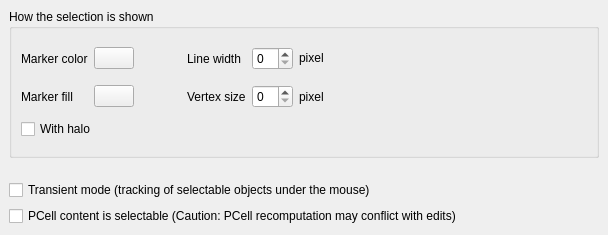
Qt form src/laybasic/laybasic/LayoutViewConfigPage2c.ui (KLayout/klayout) before a commit.
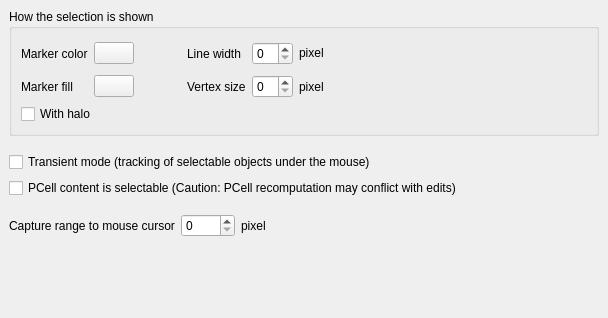
The same form after that commit. Custom widgets are drawn as their Qt base class.

Commit message: Added option to configure capture range.

```diff
--- a/src/laybasic/laybasic/LayoutViewConfigPage2c.ui
+++ b/src/laybasic/laybasic/LayoutViewConfigPage2c.ui
@@ -7,7 +7,7 @@
     <x>0</x>
     <y>0</y>
     <width>608</width>
-    <height>235</height>
+    <height>318</height>
    </rect>
   </property>
   <property name="windowTitle">
@@ -153,7 +153,7 @@
      <property name="sizeHint" stdset="0">
       <size>
        <width>561</width>
-       <height>16</height>
+       <height>10</height>
       </size>
      </property>
     </spacer>
@@ -172,6 +172,93 @@
      </property>
     </widget>
    </item>
+   <item>
+    <spacer name="verticalSpacer">
+     <property name="orientation">
+      <enum>Qt::Vertical</enum>
+     </property>
+     <property name="sizeType">
+      <enum>QSizePolicy::Fixed</enum>
+     </property>
+     <property name="sizeHint" stdset="0">
+      <size>
+       <width>20</width>
+       <height>10</height>
+      </size>
+     </property>
+    </spacer>
+   </item>
+   <item>
+    <widget class="QFrame" name="frame">
+     <property name="frameShape">
+      <enum>QFrame::NoFrame</enum>
+     </property>
+     <property name="frameShadow">
+      <enum>QFrame::Raised</enum>
+     </property>
+     <layout class="QHBoxLayout" name="horizontalLayout">
+      <property name="leftMargin">
+       <number>0</number>
+      </property>
+      <property name="topMargin">
+       <number>0</number>
+      </property>
+      <property name="rightMargin">
+       <number>0</number>
+      </property>
+      <property name="bottomMargin">
+       <number>0</number>
+      </property>
+      <item>
+       <widget class="QLabel" name="label_2">
+        <property name="text">
+         <string>Capture range to mouse cursor</string>
+        </property>
+       </widget>
+      </item>
+      <item>
+       <widget class="QSpinBox" name="search_range_spinbx">
+        <property name="maximum">
+         <number>9999</number>
+        </property>
+       </widget>
+      </item>
+      <item>
+       <widget class="QLabel" name="label_3">
+        <property name="text">
+         <string>pixel</string>
+        </property>
+       </widget>
+      </item>
+      <item>
+       <spacer name="horizontalSpacer">
+        <property name="orientation">
+         <enum>Qt::Horizontal</enum>
+        </property>
+        <property name="sizeHint" stdset="0">
+         <size>
+          <width>311</width>
+          <height>20</height>
+         </size>
+        </property>
+       </spacer>
+      </item>
+     </layout>
+    </widget>
+   </item>
+   <item>
+    <spacer name="verticalSpacer_2">
+     <property name="orientation">
+      <enum>Qt::Vertical</enum>
+     </property>
+     <property name="sizeHint" stdset="0">
+      <size>
+       <width>20</width>
+       <height>40</height>
+      </size>
+     </property>
+    </spacer>
+   </item>
   </layout>
  </widget>
  <layoutdefault spacing="6" margin="11"/>
```
Left out of the diff: 26 changed lines with no effect on the pictures. The commit also changes 11 other files.
